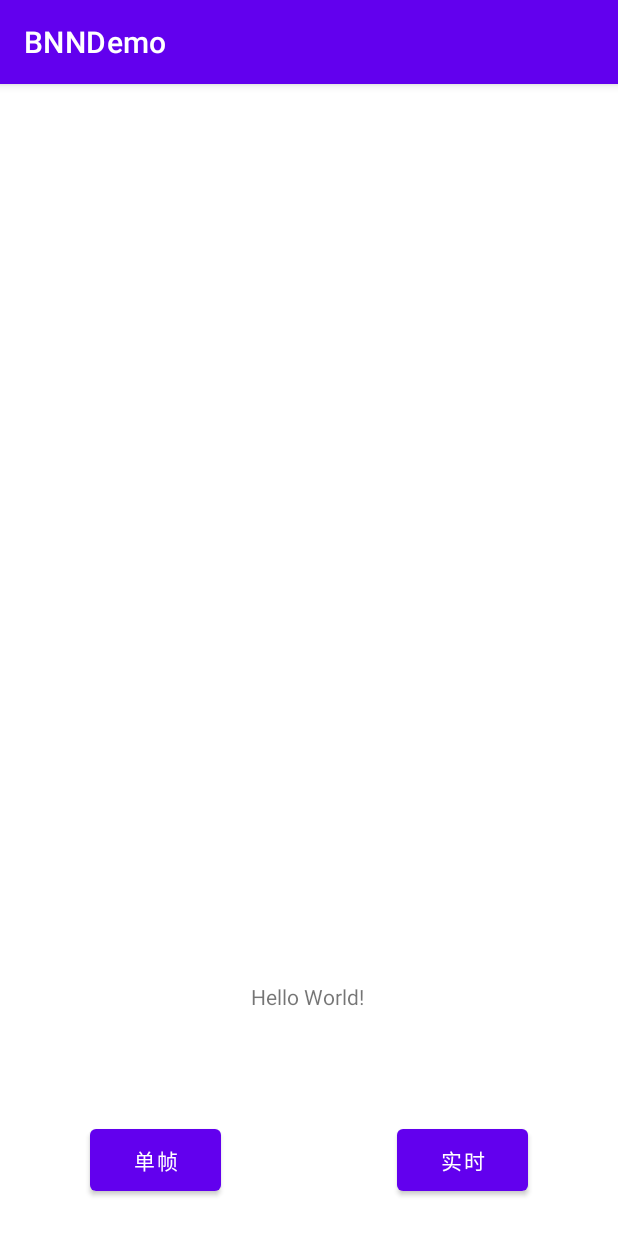
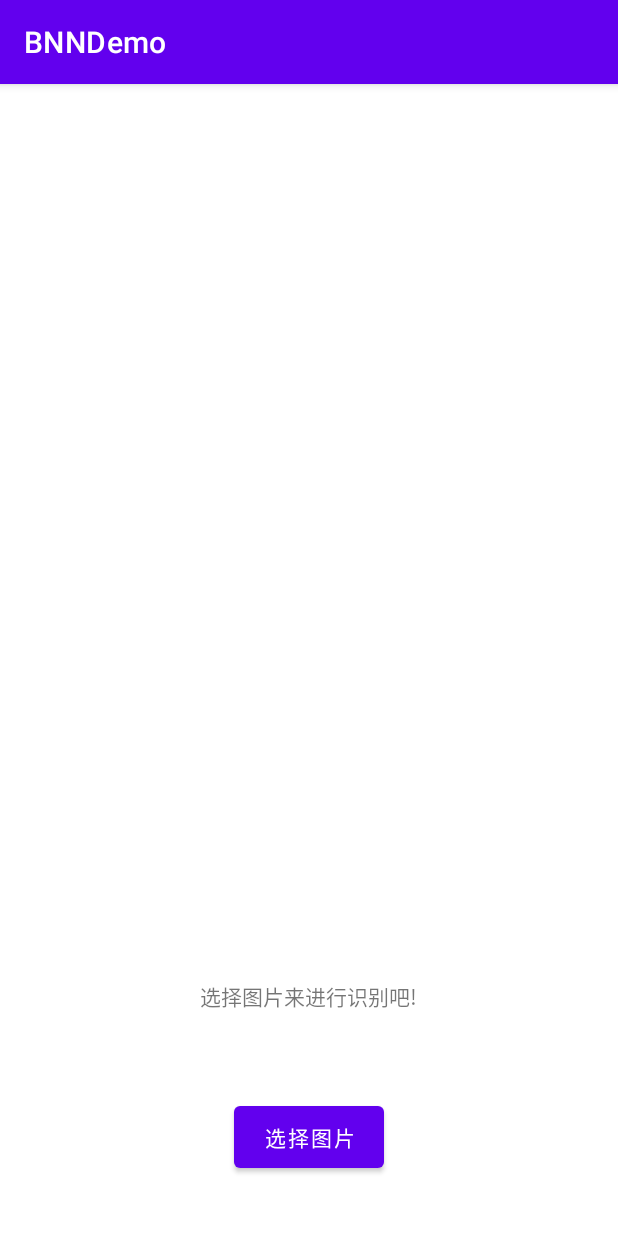
Before and after one commit to LJHG/BNNDemo, an Android app: the screen it shows after launch (MainActivity), on a phone screen of 412 x 824 dp. Run offline under Robolectric (Android 15) with nearby library versions, the phone set to English and light mode, and no system bars; 8 statements that could not run were skipped.

Commit message:
finish the demo roughly.

```diff
--- a/app/src/main/java/com/ljh/bnndemo/MainActivity.java
+++ b/app/src/main/java/com/ljh/bnndemo/MainActivity.java
@@ -17,12 +17,17 @@ import android.widget.ImageButton;
 import android.widget.ImageView;
 import android.widget.TextView;
 
+import java.io.BufferedReader;
 import java.io.FileInputStream;
 import java.io.FileNotFoundException;
 import java.io.IOException;
+import java.io.InputStreamReader;
 import java.nio.ByteBuffer;
 import java.nio.MappedByteBuffer;
 import java.nio.channels.FileChannel;
+import java.util.ArrayList;
+import java.util.HashMap;
+import java.util.List;
 
 public class MainActivity extends AppCompatActivity {
 
@@ -33,9 +38,10 @@ public class MainActivity extends AppCompatActivity {
 
     private static final int SELECT_IMAGE = 1;
 
+    private List<String> words;
     private Button button1;
-    private Button button2;
     private ImageView imageView;
+    private TextView textView;
     private Bitmap yourSelectedImage = null;
     private Net net = null;
     private Utils utils = null;
@@ -45,9 +51,28 @@ public class MainActivity extends AppCompatActivity {
         super.onCreate(savedInstanceState);
         setContentView(R.layout.activity_main);
 
+        words = new ArrayList<String>();
+        //读取label来初始化
+        try {
+            BufferedReader reader = new BufferedReader(new InputStreamReader(
+                    getAssets().open("labels.txt")
+            ));
+            while (true) {
+                String line = reader.readLine();
+                if (line == null) break;
+                words.add(line);
+            }
+
+        } catch (IOException e) {
+            System.out.println("error here");
+            e.printStackTrace();
+        }
+
+
+
         button1 = (Button)findViewById(R.id.button);
-        button2 = (Button)findViewById(R.id.button2);
         imageView = (ImageView)findViewById(R.id.imageView);
+        textView = findViewById(R.id.sample_text);
 
         button1.setOnClickListener(new View.OnClickListener() {
             @Override
@@ -62,7 +87,6 @@ public class MainActivity extends AppCompatActivity {
         utils = new Utils();
 
         // Example of a call to a native method
-        TextView tv = findViewById(R.id.sample_text);
         //tv.setText(testForJNI());
         //Student stu  = new Student();
         //stu.setValue("yoyochecknow");
@@ -70,12 +94,12 @@ public class MainActivity extends AppCompatActivity {
         net = new Net();
 //        net.initialize();
 //        net.predict();
-        tv.setText(net.testForJNI());
+        textView.setText("选择图片来进行识别吧!");
 
         //load model sort of things(solution from https://stackoverflow.com/questions/65273837/android-native-file-read-from-assets-folder-by-tflite-buildfromfile)
         AssetFileDescriptor fileDescriptor = null;
         try {
-            fileDescriptor = getResources().getAssets().openFd("quicknet.tflite");
+            fileDescriptor = getResources().getAssets().openFd("bireal_best.tflite");
         } catch (IOException e) {
             e.printStackTrace();
         }
@@ -136,11 +160,12 @@ public class MainActivity extends AppCompatActivity {
                     Bitmap rgba = bitmap.copy(Bitmap.Config.ARGB_8888, true);
 
                     // resize to 227x227
-                    yourSelectedImage = Bitmap.createScaledBitmap(rgba, 224, 224, false);
+                    yourSelectedImage = Bitmap.createScaledBitmap(rgba, 32, 32, false);
 
                     rgba.recycle();
 
                     imageView.setImageBitmap(bitmap);
+
                 }
             }
             catch (FileNotFoundException e)
@@ -161,14 +186,22 @@ public class MainActivity extends AppCompatActivity {
                 floatData[j] = intData[j];
             }
 
-            System.out.println(floatData.length);
+            //the length of flaot data is 3072
+            //z-score
+            float mean = (float) 121.93584;
+            float std = (float) 68.38902;
+
+            for(int i=0;i<3072;i++){
+                floatData[i] = (float) ((floatData[i] - mean)/ (std +1e-7));
+            }
+
 
 
             //这里应该还是有离谱，不然每次都要重新读模型？那也太扯了
             //load model sort of things(solution from https://stackoverflow.com/questions/65273837/android-native-file-read-from-assets-folder-by-tflite-buildfromfile)
             AssetFileDescriptor fileDescriptor = null;
             try {
-                fileDescriptor = getResources().getAssets().openFd("quicknet.tflite");
+                fileDescriptor = getResources().getAssets().openFd("bireal_best.tflite");
             } catch (IOException e) {
                 e.printStackTrace();
             }
@@ -187,12 +220,18 @@ public class MainActivity extends AppCompatActivity {
             //load model
             net.loadModel(modelBuffer);
 
+            long startTime = System.currentTimeMillis();    //获取开始时间
             float[] output = net.predict(floatData);
+            long endTime = System.currentTimeMillis();
             System.out.println("print top 5");
-            int[] indexs = utils.getTopNFromArray(output,1000,5);
+            int[] indexs = utils.getTopNFromArray(output,100,5);
             for(int i=0;i<5;i++){
                 System.out.println(indexs[i]);
             }
+            String ans = "";
+            ans += "类别：" + words.get(indexs[0]) + "\n";
+            ans += "推理时间：" + (endTime-startTime) +"  ms  \n";
+            textView.setText(ans);
 
         }
 
--- a/app/src/main/res/layout/activity_main.xml
+++ b/app/src/main/res/layout/activity_main.xml
@@ -18,27 +18,18 @@
         app:layout_constraintTop_toTopOf="parent"
         app:layout_constraintVertical_bias="0.8" />
 
+
     <Button
         android:id="@+id/button"
-        android:layout_width="87dp"
+        android:layout_width="100dp"
         android:layout_height="53dp"
-        android:layout_marginStart="60dp"
-        android:layout_marginLeft="60dp"
-        android:layout_marginBottom="24dp"
-        android:text="单帧"
+        android:text="选择图片"
         app:layout_constraintBottom_toBottomOf="parent"
-        app:layout_constraintStart_toStartOf="parent" />
-
-    <Button
-        android:id="@+id/button2"
-        android:layout_width="87dp"
-        android:layout_height="53dp"
-        android:layout_marginEnd="60dp"
-        android:layout_marginRight="60dp"
-        android:layout_marginBottom="24dp"
-        android:text="实时"
-        app:layout_constraintBottom_toBottomOf="parent"
-        app:layout_constraintEnd_toEndOf="parent" />
+        app:layout_constraintEnd_toEndOf="parent"
+        app:layout_constraintHorizontal_bias="0.501"
+        app:layout_constraintStart_toStartOf="parent"
+        app:layout_constraintTop_toTopOf="parent"
+        app:layout_constraintVertical_bias="0.945" />
 
     <ImageView
         android:id="@+id/imageView"
```
